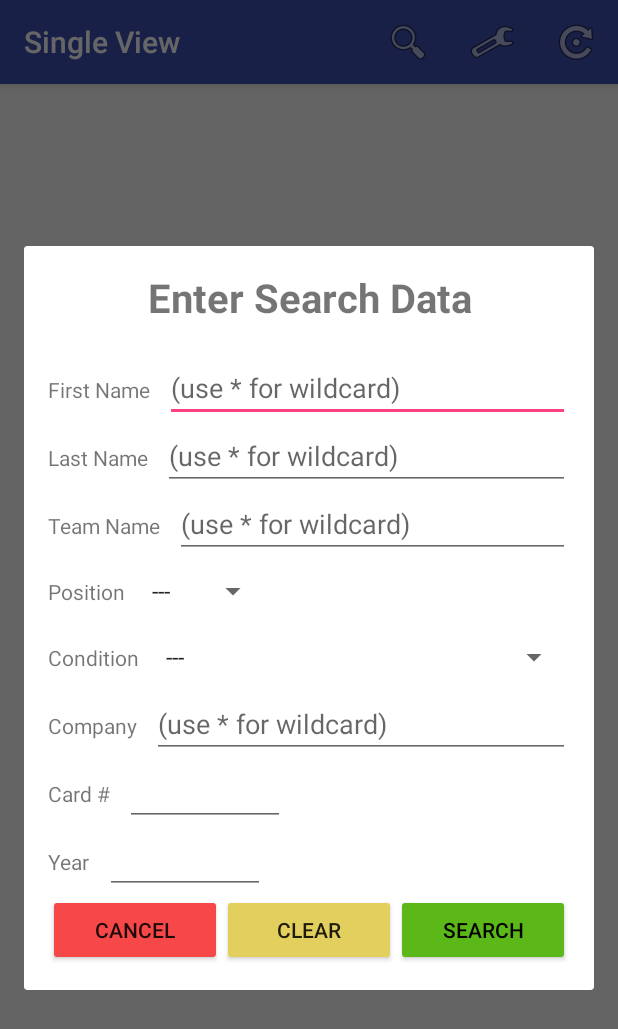
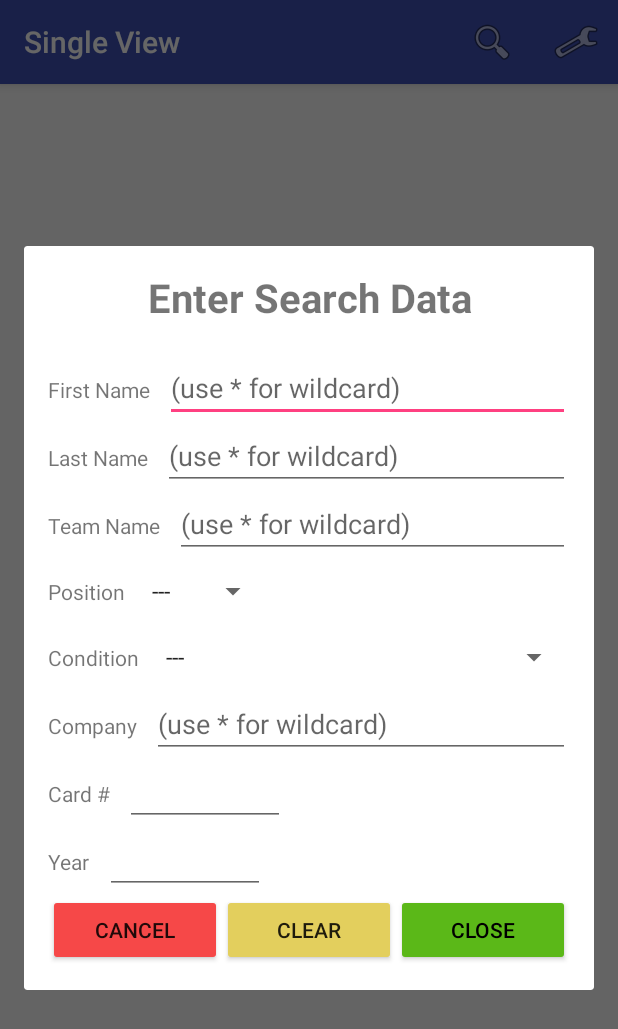
Before and after one commit to mvlese/CardInventoryManager, an Android app: the SingleCardActivity screen opened directly, with no data from a screen before it, after a tap on "Search", on a phone screen of 412 x 824 dp. Shown: the top 1029 px of the screen. Run offline under Robolectric (Android 15) with nearby library versions, the phone set to English and light mode, and no system bars.

Commit message:
Flip on single touch.  Search dialog changes.  Set filtered text.

```diff
--- a/src/main/java/net/leseonline/cardinventorymanager/SearchDialogFragment.java
+++ b/src/main/java/net/leseonline/cardinventorymanager/SearchDialogFragment.java
@@ -4,14 +4,19 @@ import android.app.Activity;
 import android.app.DialogFragment;
 import android.content.Intent;
 import android.os.Bundle;
+import android.text.Editable;
+import android.text.TextWatcher;
+import android.view.KeyEvent;
 import android.view.LayoutInflater;
 import android.view.SoundEffectConstants;
 import android.view.View;
 import android.view.ViewGroup;
+import android.widget.AdapterView;
 import android.widget.ArrayAdapter;
 import android.widget.Button;
 import android.widget.EditText;
 import android.widget.Spinner;
+import android.widget.TextView;
 
 import net.leseonline.cardinventorymanager.db.DatabaseHelper;
 
@@ -72,16 +77,24 @@ public class SearchDialogFragment extends DialogFragment {
         int posIdx = mPositionsSpinnerArrayAdapter.getPosition(model.getPosition());
 
         EditText et = (EditText)mRootView.findViewById(R.id.first_name_edit);
+        et.addTextChangedListener(filterTextWatcher);
         et.setText(model.getFirstName());
+
         et = (EditText)mRootView.findViewById(R.id.last_name_edit);
+        et.addTextChangedListener(filterTextWatcher);
         et.setText(model.getLastName());
+
         et = (EditText)mRootView.findViewById(R.id.team_edit);
+        et.addTextChangedListener(filterTextWatcher);
         et.setText(model.getTeamName());
+
         et = (EditText)mRootView.findViewById(R.id.company_edit);
+        et.addTextChangedListener(filterTextWatcher);
         et.setText(model.getCompany());
 
         String cardNum = "";
         et = (EditText)mRootView.findViewById(R.id.card_num_edit);
+        et.addTextChangedListener(filterTextWatcher);
         if (model.getCardNum() > 0) {
             cardNum = String.valueOf(model.getCardNum());
         }
@@ -89,15 +102,18 @@ public class SearchDialogFragment extends DialogFragment {
 
         String year = "";
         et = (EditText)mRootView.findViewById(R.id.year_edit);
+        et.addTextChangedListener(filterTextWatcher);
         if (model.getYear() != Integer.MIN_VALUE) {
             year = String.valueOf(model.getYear());
         }
         et.setText(year);
 
         Spinner spinner = (Spinner)mRootView.findViewById(R.id.position_spinner);
+        spinner.setOnItemSelectedListener(spinnerOnItemSelectedListener);
         spinner.setSelection(posIdx);
 
         spinner = (Spinner)mRootView.findViewById(R.id.condition_spinner);
+        spinner.setOnItemSelectedListener(spinnerOnItemSelectedListener);
         spinner.setSelection(condIdx);
 
         Button button = (Button) mRootView.findViewById(R.id.cancel_button);
@@ -200,5 +216,63 @@ public class SearchDialogFragment extends DialogFragment {
         dismiss();
     }
 
+    private void checkIsSearchable() {
+        boolean isSearching = false;
 
+        EditText et = (EditText)mRootView.findViewById(R.id.first_name_edit);
+        isSearching |= et.getText().length() > 0;
+
+        et = (EditText)mRootView.findViewById(R.id.last_name_edit);
+        isSearching |= et.getText().length() > 0;
+
+        et = (EditText)mRootView.findViewById(R.id.team_edit);
+        isSearching |= et.getText().length() > 0;
+
+        et = (EditText)mRootView.findViewById(R.id.company_edit);
+        isSearching |= et.getText().length() > 0;
+
+        et = (EditText)mRootView.findViewById(R.id.card_num_edit);
+        isSearching |= et.getText().length() > 0;
+
+        et = (EditText)mRootView.findViewById(R.id.year_edit);
+        isSearching |= et.getText().length() > 0;
+
+        Spinner spinner = (Spinner)mRootView.findViewById(R.id.position_spinner);
+        isSearching |= spinner.getSelectedItemPosition() > 0;
+
+        spinner = (Spinner)mRootView.findViewById(R.id.condition_spinner);
+        isSearching |= spinner.getSelectedItemPosition() > 0;
+
+        Button btn = (Button)mRootView.findViewById(R.id.search_button);
+        btn.setText(isSearching ? "Search" : "Close");
+    }
+
+    private TextWatcher filterTextWatcher = new TextWatcher() {
+
+        @Override
+        public void onTextChanged(CharSequence s, int start, int before, int count) {
+        }
+
+        @Override
+        public void beforeTextChanged(CharSequence s, int start, int count, int after) {
+
+        }
+
+        @Override
+        public void afterTextChanged(Editable s) {
+            checkIsSearchable();
+        }
+    };
+
+    private Spinner.OnItemSelectedListener spinnerOnItemSelectedListener = new Spinner.OnItemSelectedListener() {
+        @Override
+        public void onItemSelected(AdapterView<?> parent, View view, int position, long id) {
+            checkIsSearchable();
+        }
+
+        @Override
+        public void onNothingSelected(AdapterView<?> parent) {
+            checkIsSearchable();
+        }
+    };
 }
--- a/src/main/java/net/leseonline/cardinventorymanager/SearchModel.java
+++ b/src/main/java/net/leseonline/cardinventorymanager/SearchModel.java
@@ -87,4 +87,17 @@ public class SearchModel {
     public void setCardNum(int cardNum) {
         mCardNum = cardNum;
     }
+
+    public boolean isFiltered() {
+        boolean result =
+            (mFirstName != null && mFirstName.length() > 0) ||
+            (mLastName != null && mLastName.length() > 0) ||
+            (mCompany != null && mCompany.length() > 0) ||
+            (mTeamName != null && mTeamName.length() > 0) ||
+            mCondition != Card.Condition.None ||
+            mPosition != BaseballCard.Position.None ||
+            mYear != Integer.MIN_VALUE ||
+            mCardNum != Integer.MIN_VALUE;
+        return result;
+    }
 }
--- a/src/main/java/net/leseonline/cardinventorymanager/SingleCardActivity.java
+++ b/src/main/java/net/leseonline/cardinventorymanager/SingleCardActivity.java
@@ -91,13 +91,14 @@ public class SingleCardActivity extends AppCompatActivity implements SearchDialo
         if (ids.size() > 0) {
             BaseballCard card = mDatabaseHelper.find(ids.get(mCurrentIndex));
             if (card != null) {
+                boolean isFiltered = mDatabaseHelper.getSearchModel().isFiltered();
                 isFound = true;
                 tv.setVisibility(View.VISIBLE);
                 mUniqueCardId = card.getUniqueId();
                 File file  = getImageFile(mIsFront);
                 iv.setImageDrawable(Drawable.createFromPath(file.getPath()));
                 String title = mIsFront ? "Front View" : "Back View";
-                title += String.format(" (%d of %d)", mCurrentIndex + 1, ids.size());
+                title += String.format(" (%d of %d) %s", mCurrentIndex + 1, ids.size(), isFiltered ? "Filtered" : "");
                 tv.setText(title);
             }
         }
@@ -130,11 +131,7 @@ public class SingleCardActivity extends AppCompatActivity implements SearchDialo
         int id = item.getItemId();
 
         //noinspection SimplifiableIfStatement
-        if (id == R.id.action_rotate) {
-            mIsFront = !mIsFront;
-            showCard();
-            return true;
-        } else if (id == R.id.action_search) {
+    if (id == R.id.action_search) {
             FragmentManager fm = getFragmentManager();
             SearchDialogFragment dialogFragment = new SearchDialogFragment();
             dialogFragment.show(fm, "Search");
@@ -194,6 +191,13 @@ public class SingleCardActivity extends AppCompatActivity implements SearchDialo
         private static final String DEBUG_TAG = "Gestures";
 
         @Override
+        public boolean onSingleTapUp(MotionEvent e) {
+            mIsFront = !mIsFront;
+            showCard();
+            return true;
+        }
+
+        @Override
         public boolean onDown(MotionEvent event) {
             Log.d(DEBUG_TAG,"onDown: " + event.toString());
             return true;
--- a/src/main/res/menu/menu_single.xml
+++ b/src/main/res/menu/menu_single.xml
@@ -15,11 +15,5 @@
         android:icon="@android:drawable/ic_menu_manage"
         android:title="@string/action_settings"
         app:showAsAction="always" />
-    <item
-        android:id="@+id/action_rotate"
-        android:orderInCategory="102"
-        android:title="Rotate"
-        android:icon="@android:drawable/ic_menu_rotate"
-        app:showAsAction="always" />
 
 </menu>
```
Also changed, not shown: 18 other files.
